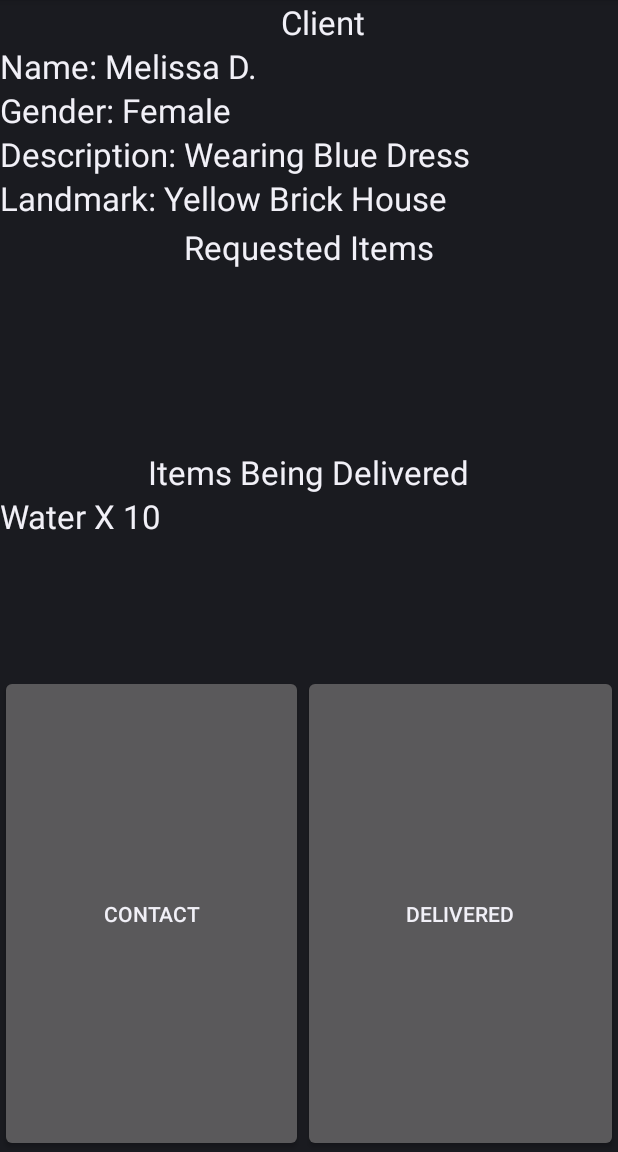
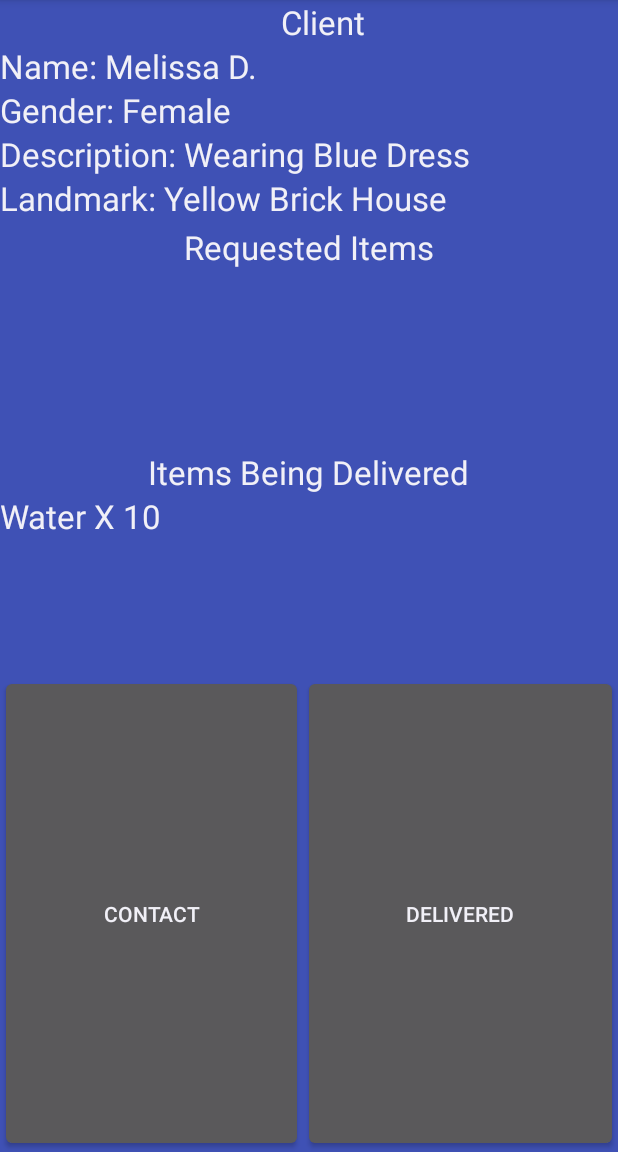
Before and after one commit to jonkeller/EmergencyDeliveryService, an Android app: the CommunicationActivity screen opened directly, with no data from a screen before it, on a phone screen of 412 x 824 dp, the part 84-1236 px from its top. Run offline under Robolectric (Android 15) with nearby library versions, the phone set to English and light mode, and no system bars.

Commit message:
Pictures and styling

```diff
--- a/app/src/main/java/com/codetheroad/eds/TabLayoutActivity.java
+++ b/app/src/main/java/com/codetheroad/eds/TabLayoutActivity.java
@@ -71,7 +71,7 @@ public class TabLayoutActivity extends TabActivity {
 		// Set Tabs background color
 		for (int i = 0; i < 5; i++) {
 			tabHostObj.getTabWidget().getChildAt(i)
-					.setBackgroundColor(Color.parseColor("#CCB485"));
+					.setBackgroundColor(Color.parseColor("#8dc63f"));
 		}
 
 		// tab change listener used to check if maps tab is pressed, if so open
--- a/app/src/main/res/drawable-xhdpi/icon_home_tab.xml
+++ b/app/src/main/res/drawable-xhdpi/icon_home_tab.xml
@@ -1,8 +1,8 @@
 <?xml version="1.0" encoding="utf-8"?>
 <selector xmlns:android="http://schemas.android.com/apk/res/android">
     <!-- When selected, use grey -->
-    <item android:drawable="@drawable/home_clicked_icon11"
+    <item android:drawable="@drawable/homelight"
           android:state_selected="true" />
     <!-- When not selected, use white-->
-    <item android:drawable="@drawable/home_unclicked_icon11" />
+    <item android:drawable="@drawable/homedark" />
 </selector>
--- a/app/src/main/res/drawable-xhdpi/icon_inventory_tab.xml
+++ b/app/src/main/res/drawable-xhdpi/icon_inventory_tab.xml
@@ -1,8 +1,8 @@
 <?xml version="1.0" encoding="utf-8"?>
 <selector xmlns:android="http://schemas.android.com/apk/res/android">
     <!-- When selected, use grey -->
-    <item android:drawable="@drawable/inventory_clicked_icon1"
+    <item android:drawable="@drawable/trucklight"
           android:state_selected="true" />
     <!-- When not selected, use white-->
-    <item android:drawable="@drawable/inventory_unclicked_icon3" />
+    <item android:drawable="@drawable/truckdark" />
 </selector>
--- a/app/src/main/res/drawable-xhdpi/icon_logging_tab.xml
+++ b/app/src/main/res/drawable-xhdpi/icon_logging_tab.xml
@@ -1,8 +1,8 @@
 <?xml version="1.0" encoding="utf-8"?>
 <selector xmlns:android="http://schemas.android.com/apk/res/android">
     <!-- When selected, use grey -->
-    <item android:drawable="@drawable/logging_clicked_icon1"
+    <item android:drawable="@drawable/writeloglight"
           android:state_selected="true" />
     <!-- When not selected, use white-->
-    <item android:drawable="@drawable/logging_unclicked_icon1" />
+    <item android:drawable="@drawable/writelogdark" />
 </selector>
--- a/app/src/main/res/drawable-xhdpi/icon_wage_tab.xml
+++ b/app/src/main/res/drawable-xhdpi/icon_wage_tab.xml
@@ -1,8 +1,8 @@
 <?xml version="1.0" encoding="utf-8"?>
 <selector xmlns:android="http://schemas.android.com/apk/res/android">
     <!-- When selected, use grey -->
-    <item android:drawable="@drawable/wage_clicked_icon1"
+    <item android:drawable="@drawable/userlight"
           android:state_selected="true" />
     <!-- When not selected, use white-->
-    <item android:drawable="@drawable/wage_unclicked_icon1" />
+    <item android:drawable="@drawable/userdark" />
 </selector>
--- a/app/src/main/res/layout/communcation_layout.xml
+++ b/app/src/main/res/layout/communcation_layout.xml
@@ -3,6 +3,7 @@
     android:layout_width="match_parent"
     android:layout_height="match_parent"
 
+    android:background="#3F51B5"
     android:orientation="vertical" >
 
 
@@ -105,7 +106,7 @@
             android:layout_width="wrap_content"
             android:layout_height="fill_parent"
             android:text="Contact"
-            android:id="@+id/button"
+            android:id="@+id/button1"
             android:layout_weight=".5"
             android:layout_gravity="left" />
 
--- a/app/src/main/res/layout/splash.xml
+++ b/app/src/main/res/layout/splash.xml
@@ -3,4 +3,4 @@
     android:layout_width="match_parent"
     android:layout_height="match_parent"
     android:orientation="vertical"
-	android:background="@drawable/splash_background5" />
+	android:background="#8dc63f" />
```
Also changed, not shown: app/src/main/res/drawable-xhdpi/homedark.png (added), app/src/main/res/drawable-xhdpi/homelight.png (added), app/src/main/res/drawable-xhdpi/truckdark.png (added), app/src/main/res/drawable-xhdpi/trucklight.png (added), app/src/main/res/drawable-xhdpi/userdark.png (added), app/src/main/res/drawable-xhdpi/userlight.png (added), app/src/main/res/drawable-xhdpi/writelogdark.png (added), app/src/main/res/drawable-xhdpi/writeloglight.png (added).
